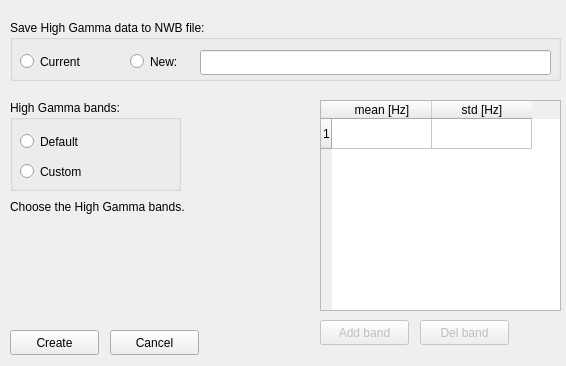
Before: the Qt Designer form ecogvis/ui/high_gamma_gui.ui in catalystneuro/ecogVIS, drawn with Qt 5.
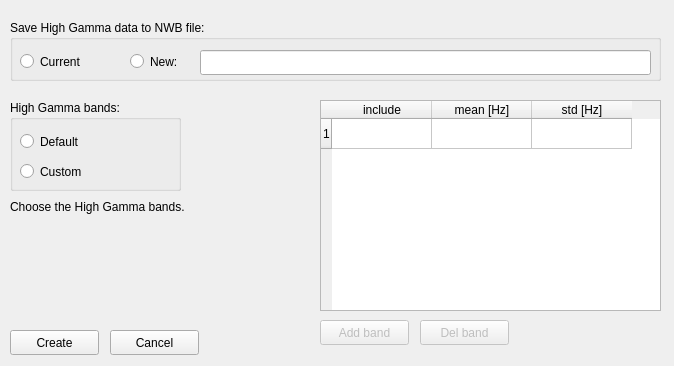
After: the same form once the commit is applied.

Diff of the .ui file:
```diff
--- a/ecogvis/ui/high_gamma_gui.ui
+++ b/ecogvis/ui/high_gamma_gui.ui
@@ -9,7 +9,7 @@
    <rect>
     <x>0</x>
     <y>0</y>
-    <width>566</width>
+    <width>674</width>
     <height>366</height>
    </rect>
   </property>
@@ -75,7 +75,7 @@
     <rect>
      <x>320</x>
      <y>100</y>
-     <width>241</width>
+     <width>341</width>
      <height>211</height>
     </rect>
    </property>
@@ -113,12 +113,17 @@
     <number>1</number>
    </property>
    <property name="columnCount">
-    <number>2</number>
+    <number>3</number>
    </property>
    <attribute name="verticalHeaderHighlightSections">
     <bool>true</bool>
    </attribute>
    <row/>
+   <column>
+    <property name="text">
+     <string>include</string>
+    </property>
+   </column>
    <column>
     <property name="text">
      <string>mean [Hz]</string>
@@ -215,7 +220,7 @@
     <rect>
      <x>10</x>
      <y>20</y>
-     <width>551</width>
+     <width>651</width>
      <height>61</height>
     </rect>
    </property>
@@ -259,7 +264,7 @@
      <rect>
       <x>190</x>
       <y>30</y>
-      <width>351</width>
+      <width>451</width>
       <height>25</height>
      </rect>
     </property>
```
